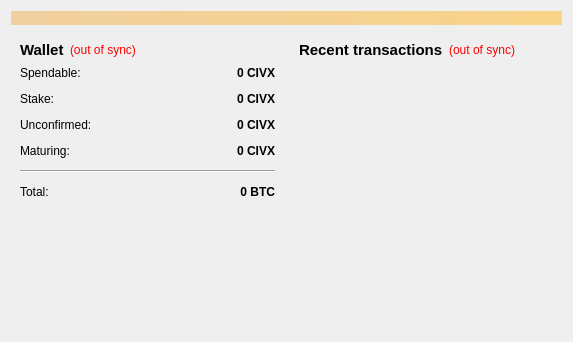
The window that src/qt/forms/overviewpage.ui (exoeconomy/EXOS-Qt) describes before a commit, drawn with Qt 5.
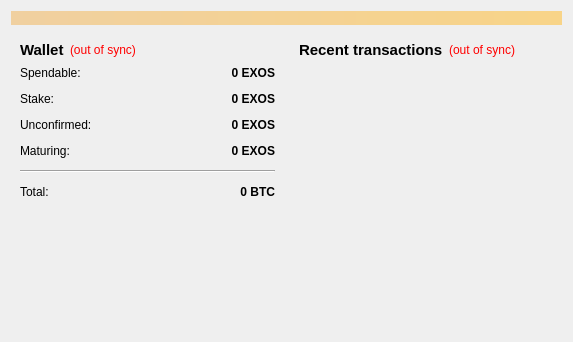
The same window after the commit.

```diff
--- a/src/qt/forms/overviewpage.ui
+++ b/src/qt/forms/overviewpage.ui
@@ -118,7 +118,7 @@
                <string>Your current spendable balance</string>
               </property>
               <property name="text">
-               <string notr="true">0 CIVX</string>
+               <string notr="true">0 EXOS</string>
               </property>
               <property name="alignment">
                <set>Qt::AlignRight|Qt::AlignTrailing|Qt::AlignVCenter</set>
@@ -150,7 +150,7 @@
                <string>Total of tokens that was staked, and do not yet count toward the current balance</string>
               </property>
               <property name="text">
-               <string notr="true">0 CIVX</string>
+               <string notr="true">0 EXOS</string>
               </property>
               <property name="alignment">
                <set>Qt::AlignRight|Qt::AlignTrailing|Qt::AlignVCenter</set>
@@ -182,7 +182,7 @@
                <string>Total of transactions that have yet to be confirmed, and do not yet count toward the current balance</string>
               </property>
               <property name="text">
-               <string notr="true">0 CIVX</string>
+               <string notr="true">0 EXOS</string>
               </property>
               <property name="alignment">
                <set>Qt::AlignRight|Qt::AlignTrailing|Qt::AlignVCenter</set>
@@ -211,7 +211,7 @@
                <string>Mined balance that has not yet matured</string>
               </property>
               <property name="text">
-               <string notr="true">0 CIVX</string>
+               <string notr="true">0 EXOS</string>
               </property>
               <property name="alignment">
                <set>Qt::AlignRight|Qt::AlignTrailing|Qt::AlignVCenter</set>
```
Left out of the diff: 4 changed lines with no effect on the pictures.
